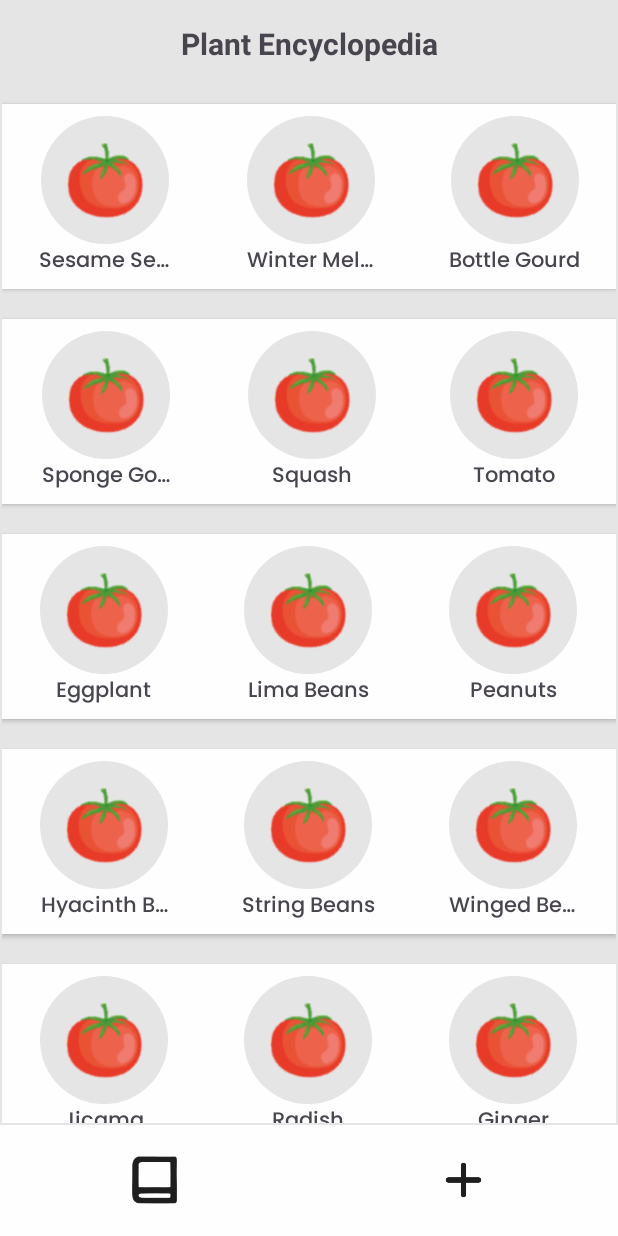
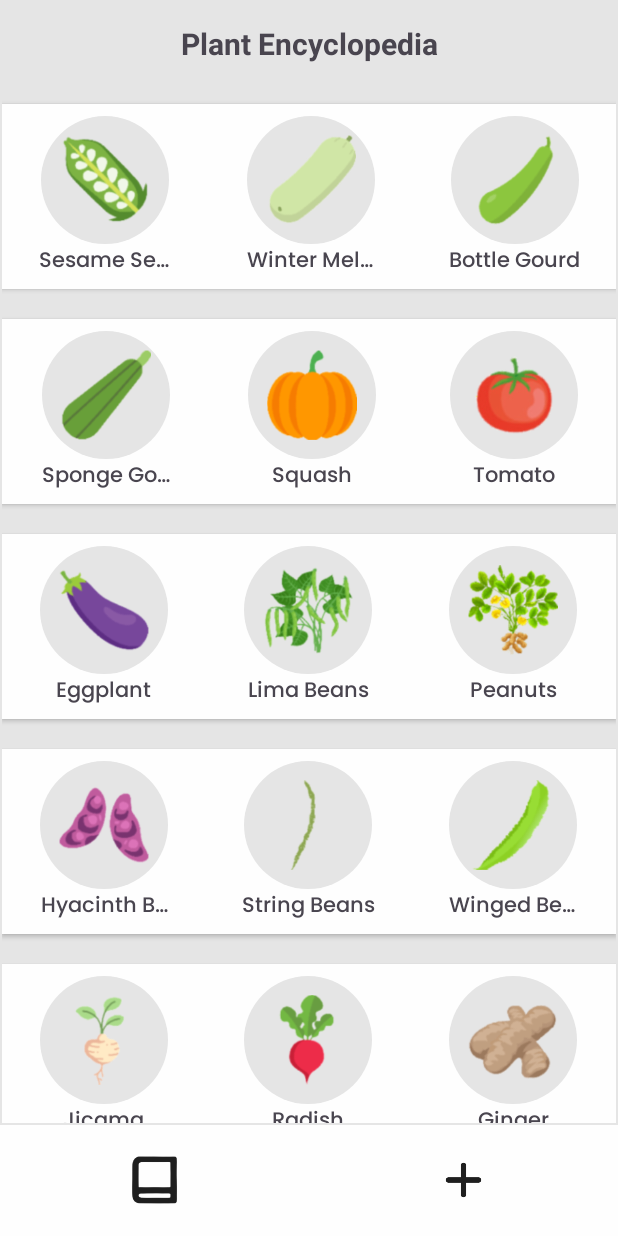
Before and after one commit to anoobis-bot/KuboQuest, an Android app: the PlantEncyclopediaRecycler screen opened directly, with no data from a screen before it, on a phone screen of 412 x 824 dp. Run offline under Robolectric (Android 15) with nearby library versions, the phone set to English and light mode, and no system bars.

Commit message:
feat: icon of plants logic

```diff
--- a/app/src/main/java/com/mobdeve/harvesters/kuboquest/PlantData.java
+++ b/app/src/main/java/com/mobdeve/harvesters/kuboquest/PlantData.java
@@ -43,7 +43,7 @@ public class PlantData {
                 int sproutXP = Integer.parseInt(jsonObject.getString("sproutXP"));
                 int grownXP = Integer.parseInt(jsonObject.getString("grownXP"));
                 int harvestXP = Integer.parseInt(jsonObject.getString("harvestXP"));
-                int iconResource = context.getResources().getIdentifier("ic_tomato",
+                int iconResource = context.getResources().getIdentifier(jsonObject.getString("icon"),
                         "drawable", context.getPackageName());
                 plantData.add(new PlantModel(name, description, rarity, sproutXP, grownXP, harvestXP,
                         iconResource));
--- a/app/src/main/java/com/mobdeve/harvesters/kuboquest/PlantEncyclopedia_RecyclerViewAdapter.java
+++ b/app/src/main/java/com/mobdeve/harvesters/kuboquest/PlantEncyclopedia_RecyclerViewAdapter.java
@@ -84,7 +84,7 @@ public class PlantEncyclopedia_RecyclerViewAdapter extends RecyclerView.Adapter<
                 holder.plantImg3.setImageResource(R.drawable.sprite_plant_locked);
             }
             else {
-                holder.plantImg3.setImageResource(plantList.get(position*3 + 1).getIconResource());
+                holder.plantImg3.setImageResource(plantList.get(position*3 + 2).getIconResource());
             }
             holder.plantName3.setText(plantList.get(position*3 + 2).getName());
             holder.plantBox3.setOnClickListener(new View.OnClickListener() {
```
